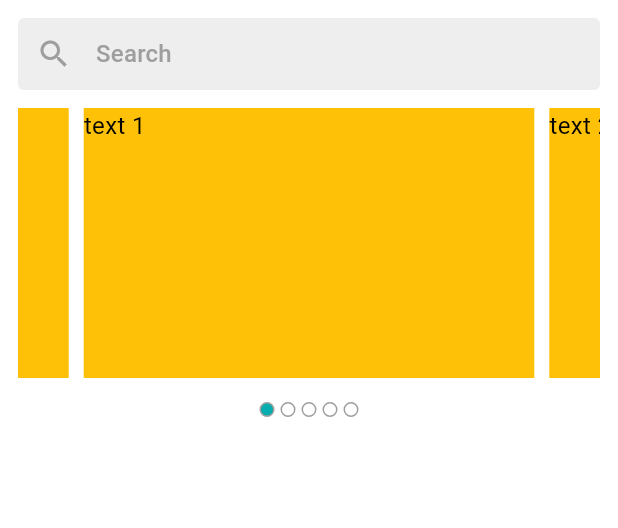
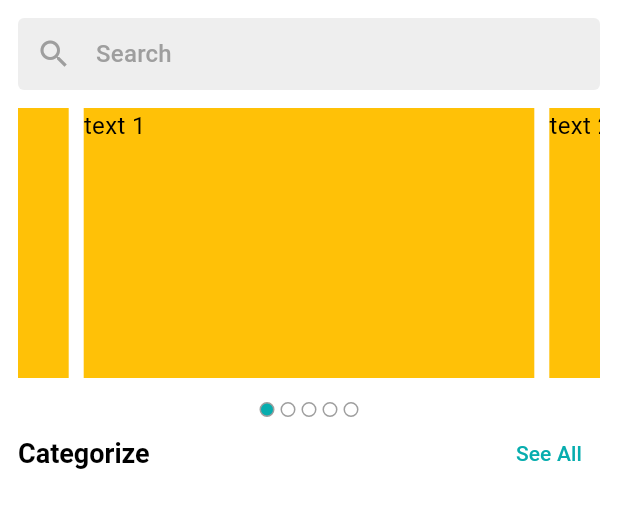
Before and after one commit to mehediFlutter/Ostad-Crafty-Bay, a Flutter app: the screen it shows after launch, on a phone screen of 412 x 824 dp, the part 84-612 px from its top. Run offline on Flutter 3.47's test engine with Material 3 defaults, Android fonts, the phone set to English and light mode, and no system bars; drawn by our look-alikes of carousel_slider; our stand-ins replace flutter_svg, get, pin_code_fields.

Commit message:
home section title

```diff
--- a/lib/application/presentation/ui/screens/auth/home.dart
+++ b/lib/application/presentation/ui/screens/auth/home.dart
@@ -5,6 +5,7 @@ import 'package:flutter/material.dart';
 import 'package:flutter_svg/flutter_svg.dart';
 
 import '../../widgets/circular_icon_button.dart';
+import '../../widgets/home/home_section_title.dart';
 import '../../widgets/home/home_slider.dart';
 import '../utility/image_assets/image_assets.dart';
 
@@ -66,7 +67,8 @@ class _HomeScreenState extends State<HomeScreen> {
                         OutlineInputBorder(borderSide: BorderSide.none),
                   ),
                 ),
-                HomeSlider()
+                HomeSlider(),
+                HomeSectionTitle()
               ],
             ),
           ),
--- /dev/null
+++ b/lib/application/presentation/ui/widgets/home/home_section_title.dart
@@ -0,0 +1,24 @@
+import 'package:flutter/material.dart';
+
+class HomeSectionTitle extends StatelessWidget {
+  const HomeSectionTitle({
+    super.key,
+  });
+
+  @override
+  Widget build(BuildContext context) {
+    return Row(
+      children: [
+        Text(
+          "Categorize",
+          style: Theme.of(context)
+              .textTheme
+              .titleLarge
+              ?.copyWith(fontWeight: FontWeight.w600, fontSize: 18),
+        ),
+        Spacer(),
+       TextButton(onPressed: (){}, child: Text("See All"))
+      ],
+    );
+  }
+}
```
